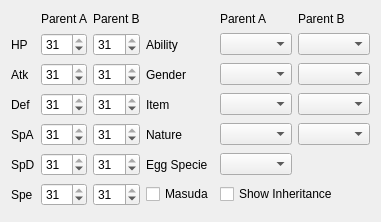
The window that Source/Form/Controls/EggSettings.ui (Admiral-Fish/PokeFinder) describes before a commit, drawn with Qt 5.
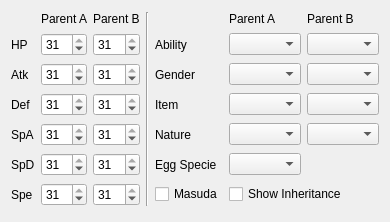
The same window after the commit. Custom widgets are drawn as their Qt base class.

```diff
--- a/Source/Form/Controls/EggSettings.ui
+++ b/Source/Form/Controls/EggSettings.ui
@@ -37,32 +37,6 @@
      </property>
     </widget>
    </item>
-   <item row="0" column="4">
-    <widget class="QLabel" name="labelParentA">
-     <property name="sizePolicy">
-      <sizepolicy hsizetype="Preferred" vsizetype="Fixed">
-       <horstretch>0</horstretch>
-       <verstretch>0</verstretch>
-      </sizepolicy>
-     </property>
-     <property name="text">
-      <string>Parent A</string>
-     </property>
-    </widget>
-   </item>
-   <item row="0" column="5">
-    <widget class="QLabel" name="labelParentB">
-     <property name="sizePolicy">
-      <sizepolicy hsizetype="Preferred" vsizetype="Fixed">
-       <horstretch>0</horstretch>
-       <verstretch>0</verstretch>
-      </sizepolicy>
-     </property>
-     <property name="text">
-      <string>Parent B</string>
-     </property>
-    </widget>
-   </item>
    <item row="1" column="0">
     <widget class="QLabel" name="labelHP">
      <property name="text">
@@ -90,19 +64,6 @@
      </property>
     </widget>
    </item>
-   <item row="1" column="3">
-    <widget class="QLabel" name="labelAbility">
-     <property name="text">
-      <string>Ability</string>
-     </property>
-    </widget>
-   </item>
-   <item row="1" column="4">
-    <widget class="QComboBox" name="comboBoxParentAAbility"/>
-   </item>
-   <item row="1" column="5">
-    <widget class="QComboBox" name="comboBoxParentBAbility"/>
-   </item>
    <item row="2" column="0">
     <widget class="QLabel" name="labelAtk">
      <property name="text">
@@ -130,19 +91,6 @@
      </property>
     </widget>
    </item>
-   <item row="2" column="3">
-    <widget class="QLabel" name="labelGender">
-     <property name="text">
-      <string>Gender</string>
-     </property>
-    </widget>
-   </item>
-   <item row="2" column="4">
-    <widget class="QComboBox" name="comboBoxParentAGender"/>
-   </item>
-   <item row="2" column="5">
-    <widget class="QComboBox" name="comboBoxParentBGender"/>
-   </item>
    <item row="3" column="0">
     <widget class="QLabel" name="labelDef">
      <property name="text">
@@ -170,19 +118,6 @@
      </property>
     </widget>
    </item>
-   <item row="3" column="3">
-    <widget class="QLabel" name="labelItem">
-     <property name="text">
-      <string>Item</string>
-     </property>
-    </widget>
-   </item>
-   <item row="3" column="4">
-    <widget class="ComboBox" name="comboBoxParentAItem"/>
-   </item>
-   <item row="3" column="5">
-    <widget class="ComboBox" name="comboBoxParentBItem"/>
-   </item>
    <item row="4" column="0">
     <widget class="QLabel" name="labelSpA">
      <property name="text">
@@ -210,19 +145,6 @@
      </property>
     </widget>
    </item>
-   <item row="4" column="3">
-    <widget class="QLabel" name="labelNature">
-     <property name="text">
-      <string>Nature</string>
-     </property>
-    </widget>
-   </item>
-   <item row="4" column="4">
-    <widget class="QComboBox" name="comboBoxParentANature"/>
-   </item>
-   <item row="4" column="5">
-    <widget class="QComboBox" name="comboBoxParentBNature"/>
-   </item>
    <item row="5" column="0">
     <widget class="QLabel" name="labelSpD">
      <property name="text">
@@ -250,16 +172,6 @@
      </property>
     </widget>
    </item>
-   <item row="5" column="3">
-    <widget class="QLabel" name="labelEggSpecie">
-     <property name="text">
-      <string>Egg Specie</string>
-     </property>
-    </widget>
-   </item>
-   <item row="5" column="4">
-    <widget class="ComboBox" name="comboBoxEggSpecie"/>
-   </item>
    <item row="6" column="0">
     <widget class="QLabel" name="labelSpe">
      <property name="text">
@@ -287,14 +199,109 @@
      </property>
     </widget>
    </item>
-   <item row="6" column="3">
+   <item row="0" column="3" rowspan="7">
+    <widget class="Line" name="line">
+     <property name="orientation">
+      <enum>Qt::Orientation::Vertical</enum>
+     </property>
+    </widget>
+   </item>
+   <item row="0" column="5">
+    <widget class="QLabel" name="labelParentA">
+     <property name="sizePolicy">
+      <sizepolicy hsizetype="Preferred" vsizetype="Fixed">
+       <horstretch>0</horstretch>
+       <verstretch>0</verstretch>
+      </sizepolicy>
+     </property>
+     <property name="text">
+      <string>Parent A</string>
+     </property>
+    </widget>
+   </item>
+   <item row="0" column="6">
+    <widget class="QLabel" name="labelParentB">
+     <property name="sizePolicy">
+      <sizepolicy hsizetype="Preferred" vsizetype="Fixed">
+       <horstretch>0</horstretch>
+       <verstretch>0</verstretch>
+      </sizepolicy>
+     </property>
+     <property name="text">
+      <string>Parent B</string>
+     </property>
+    </widget>
+   </item>
+   <item row="1" column="4">
+    <widget class="QLabel" name="labelAbility">
+     <property name="text">
+      <string>Ability</string>
+     </property>
+    </widget>
+   </item>
+   <item row="1" column="5">
+    <widget class="QComboBox" name="comboBoxParentAAbility"/>
+   </item>
+   <item row="1" column="6">
+    <widget class="QComboBox" name="comboBoxParentBAbility"/>
+   </item>
+   <item row="2" column="4">
+    <widget class="QLabel" name="labelGender">
+     <property name="text">
+      <string>Gender</string>
+     </property>
+    </widget>
+   </item>
+   <item row="2" column="5">
+    <widget class="QComboBox" name="comboBoxParentAGender"/>
+   </item>
+   <item row="2" column="6">
+    <widget class="QComboBox" name="comboBoxParentBGender"/>
+   </item>
+   <item row="3" column="4">
+    <widget class="QLabel" name="labelItem">
+     <property name="text">
+      <string>Item</string>
+     </property>
+    </widget>
+   </item>
+   <item row="3" column="5">
+    <widget class="ComboBox" name="comboBoxParentAItem"/>
+   </item>
+   <item row="3" column="6">
+    <widget class="ComboBox" name="comboBoxParentBItem"/>
+   </item>
+   <item row="4" column="4">
+    <widget class="QLabel" name="labelNature">
+     <property name="text">
+      <string>Nature</string>
+     </property>
+    </widget>
+   </item>
+   <item row="4" column="5">
+    <widget class="QComboBox" name="comboBoxParentANature"/>
+   </item>
+   <item row="4" column="6">
+    <widget class="QComboBox" name="comboBoxParentBNature"/>
+   </item>
+   <item row="5" column="4">
+    <widget class="QLabel" name="labelEggSpecie">
+     <property name="text">
+      <string>Egg Specie</string>
+     </property>
+    </widget>
+   </item>
+   <item row="5" column="5">
+    <widget class="ComboBox" name="comboBoxEggSpecie"/>
+   </item>
+   <item row="6" column="4">
     <widget class="QCheckBox" name="checkBoxMasuda">
      <property name="text">
       <string>Masuda</string>
      </property>
     </widget>
    </item>
-   <item row="6" column="4" colspan="2">
+   <item row="6" column="5" colspan="2">
     <widget class="QCheckBox" name="checkBoxShowInheritance">
      <property name="text">
       <string>Show Inheritance</string>
```
